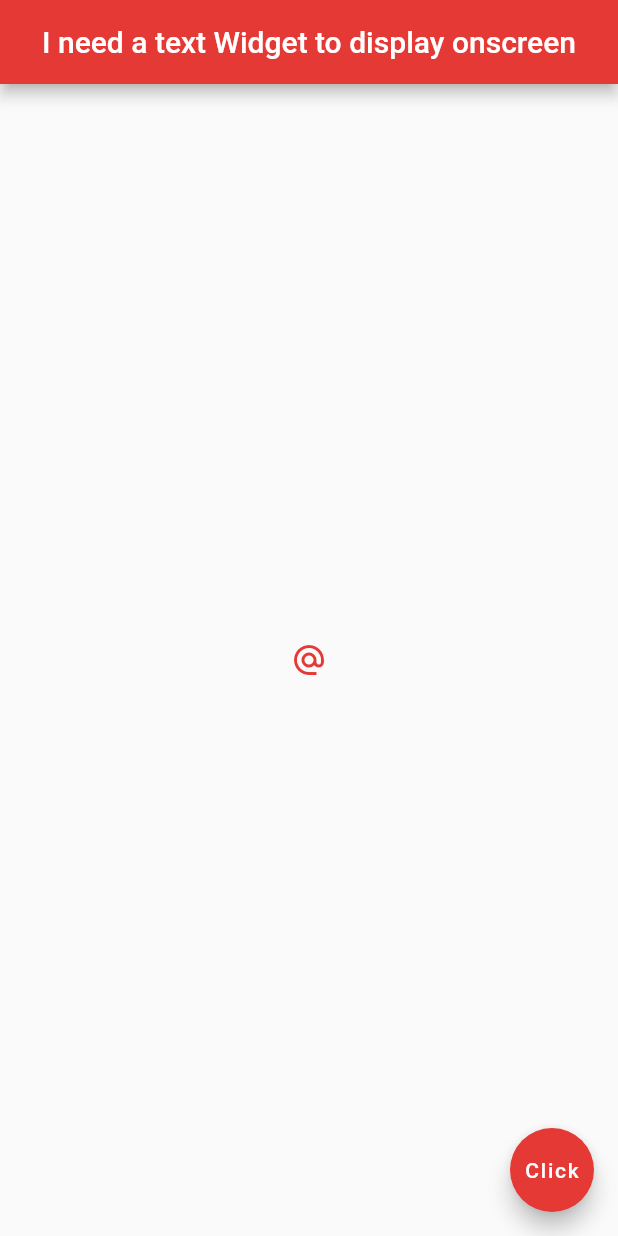
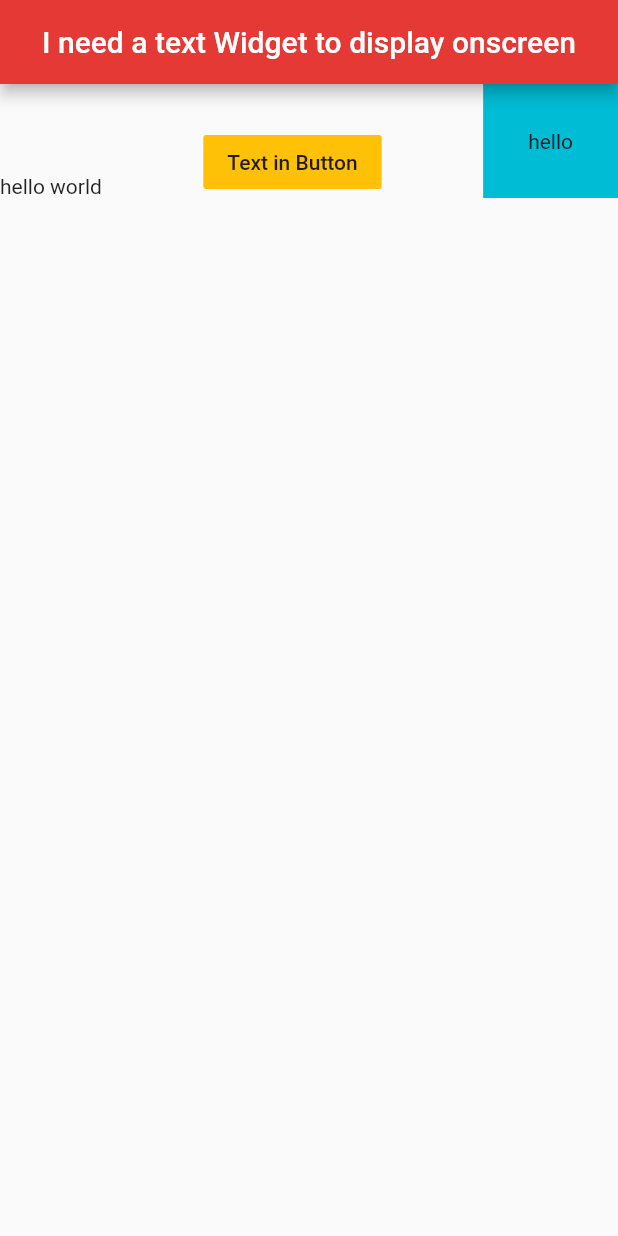
Before and after one commit to whatcodehaveyougit/flutter_net_ninja, a Flutter app: the screen it shows after launch, on a phone screen of 412 x 824 dp. Run offline on Flutter 3.47's test engine with Material 2 defaults, Android fonts, the phone set to English and light mode, and no system bars.

Commit message:
lesson 12 done

```diff
--- a/lib/main.dart
+++ b/lib/main.dart
@@ -17,7 +17,44 @@ class Home extends StatelessWidget {
       centerTitle: true,
       backgroundColor: Colors.red[600],
     ),
-    body: Center(
+
+    // Could use a padding widget instead of containr -- paddingWidget does not allow margins
+    body: Row(
+      mainAxisAlignment: MainAxisAlignment.spaceBetween,
+      crossAxisAlignment: CrossAxisAlignment.end,
+      children: <Widget>[
+        Text("hello world"),
+        FlatButton(
+          onPressed: () {},
+          color: Colors.amber,
+          child: Text('Text in Button')
+        ),
+        Container(
+          color: Colors.cyan,
+          padding: EdgeInsets.all(30.0),
+          child: Text("hello")
+        ),
+      ],
+    ),
+
+
+
+    );
+      // floatingActionButton: FloatingActionButton(
+      //   onPressed: () {},
+      //    child: Text('Click'),
+      //    backgroundColor: Colors.red[600],
+      //   ),
+  }
+}
+
+    // Container(
+    //   padding: EdgeInsets.symmetric(horizontal: 20, vertical: 20),
+    //   margin: EdgeInsets.all(10),
+    //   color: Colors.grey[400],
+    //   child: Text('Test')
+
+    // Center(
       // child: Image.asset('assets/coffee.png'),
 
       // child: Icon (
@@ -39,17 +76,8 @@ class Home extends StatelessWidget {
       //   color: Colors.lightBlue,
       // ),
 
-    child: IconButton(
-        onPressed: () {},
-        icon: Icon(Icons.alternate_email),
-        color: Colors.red[600],
-      ),
-    ),
-      floatingActionButton: FloatingActionButton(
-        onPressed: () {},
-         child: Text('Click'),
-         backgroundColor: Colors.red[600],
-        ),
-    );
-  }
-}
+    // child: IconButton(
+    //     onPressed: () {},
+    //     icon: Icon(Icons.alternate_email),
+    //     color: Colors.red[600],
+    //   ),
```
